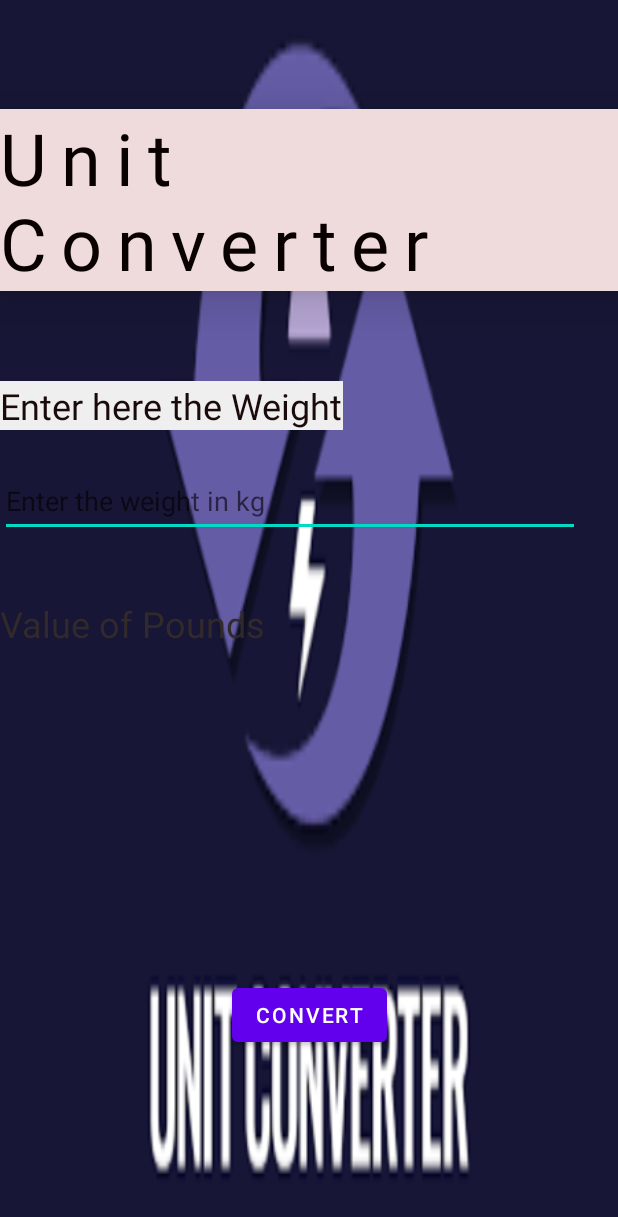
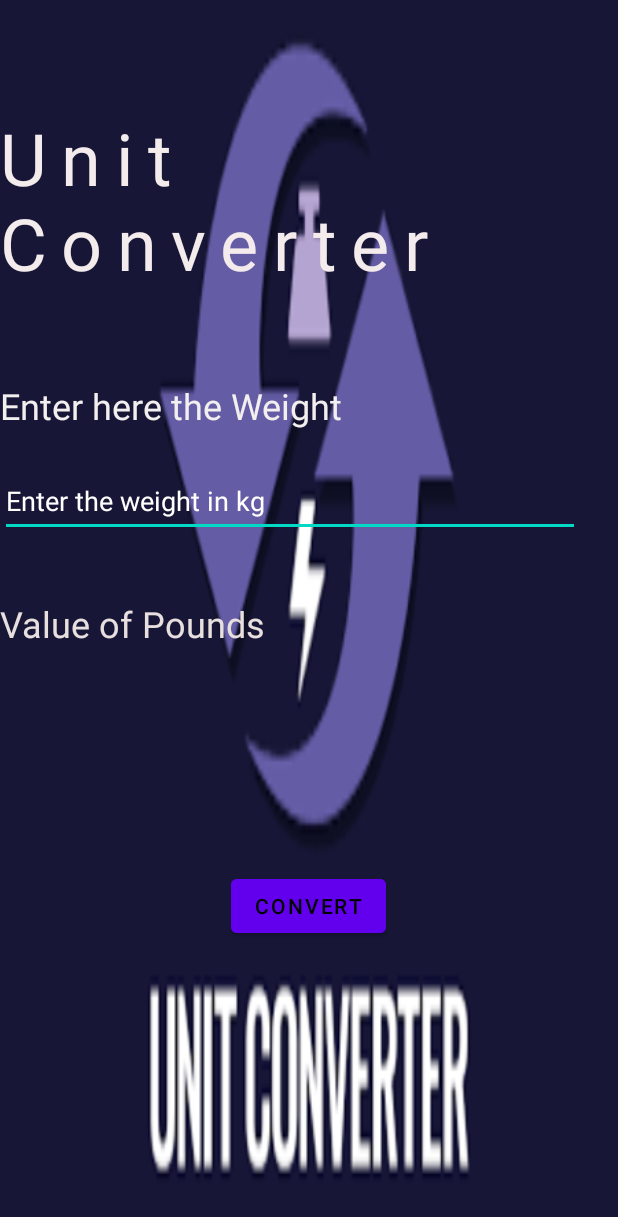
Before and after one commit to SomnathNikam/Androidexamples, an Android app: the screen it shows after launch (MainActivity2), on a phone screen of 412 x 824 dp. Shown: the top 1217 px of the screen. Run offline under Robolectric (Android 15) with nearby library versions, the phone set to English and light mode, and no system bars.

Commit message:
Second Commit

```diff
--- a/app/src/main/res/layout/activity_main2.xml
+++ b/app/src/main/res/layout/activity_main2.xml
@@ -11,10 +11,10 @@
         android:id="@+id/textView"
         android:layout_width="wrap_content"
         android:layout_height="wrap_content"
-        android:background="#EFDBDB"
+
         android:letterSpacing="0.2"
         android:text="Unit Converter"
-        android:textColor="#090000"
+        android:textColor="#F4ECEC"
         android:textSize="48sp"
         android:elevation="20dp"
         app:layout_constraintBottom_toBottomOf="parent"
@@ -28,9 +28,9 @@
         android:id="@+id/txt2"
         android:layout_width="wrap_content"
         android:layout_height="wrap_content"
-        android:background="#EFEFEF"
+
         android:text="Enter here the Weight"
-        android:textColor="#1B0A0A"
+        android:textColor="#F3EFEF"
         android:textSize="24sp"
         app:layout_constraintBottom_toBottomOf="parent"
         app:layout_constraintEnd_toEndOf="parent"
@@ -44,7 +44,7 @@
         android:layout_width="match_parent"
         android:layout_height="wrap_content"
         android:layout_marginRight="25dp"
-
+        android:textColorHint="@color/white"
         android:hint="Enter the weight in kg"
         android:inputType="number"
         android:minHeight="48dp"
@@ -62,7 +62,7 @@
         android:layout_height="wrap_content"
         android:text="Value of Pounds"
 
-        android:textColor="#322A2A"
+        android:textColor="#E8DFDF"
         android:textSize="24sp"
         app:layout_constraintBottom_toBottomOf="parent"
         app:layout_constraintEnd_toEndOf="parent"
@@ -75,9 +75,8 @@
         android:id="@+id/Value4"
         android:layout_width="wrap_content"
         android:layout_height="wrap_content"
-
+        android:textColor="@color/white"
         android:textSize="34sp"
-
         app:layout_constraintBottom_toBottomOf="parent"
         app:layout_constraintEnd_toEndOf="parent"
         app:layout_constraintHorizontal_bias="0.128"
@@ -89,11 +88,15 @@
         android:id="@+id/button"
         android:layout_width="wrap_content"
         android:layout_height="wrap_content"
+        android:backgroundTint="@color/purple_500"
         android:text="Convert"
+        android:textColor="@color/black"
         app:layout_constraintBottom_toBottomOf="parent"
         app:layout_constraintEnd_toEndOf="parent"
+        app:layout_constraintHorizontal_bias="0.498"
         app:layout_constraintStart_toStartOf="parent"
-        app:layout_constraintTop_toBottomOf="@+id/Value4" />
+        app:layout_constraintTop_toBottomOf="@+id/Value4"
+        app:layout_constraintVertical_bias="0.207" />
 
 
 </androidx.constraintlayout.widget.ConstraintLayout>
```
